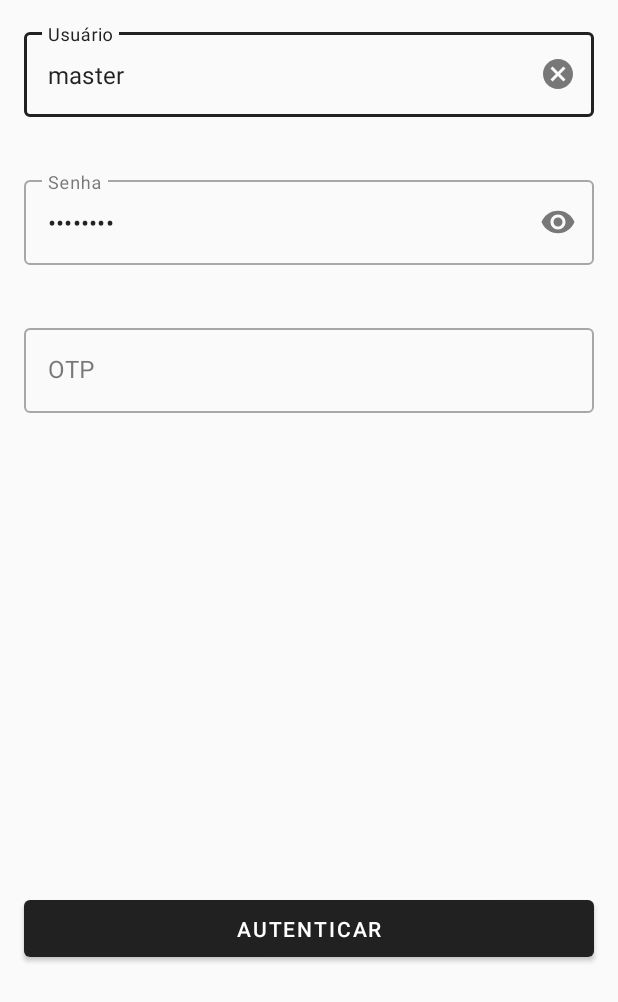
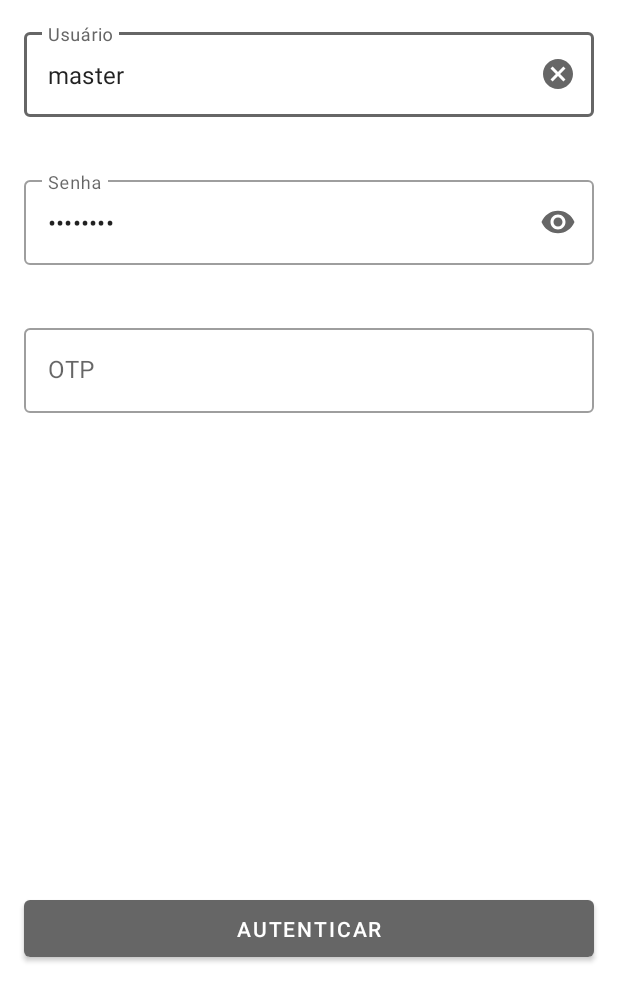
Before and after one commit to williamsimiao/hsmAssistantAndroid, an Android app: the screen it shows after launch (MainActivity), on a phone screen of 412 x 824 dp, the part 234-1236 px from its top. Run offline under Robolectric (Android 15) with nearby library versions, the phone set to English and light mode, and no system bars.

Commit message:
enable dark theme support

```diff
--- a/app/src/main/res/values/styles.xml
+++ b/app/src/main/res/values/styles.xml
@@ -7,19 +7,19 @@
         <!--<item name="colorPrimaryDark">@color/colorPrimaryDark</item>-->
         <!--<item name="colorAccent">@color/colorAccent</item>-->
     <!--</style>-->
-    <style name="AppTheme" parent="Theme.MaterialComponents.Light.DarkActionBar">
-        <item name="colorPrimary">#212121</item>
-        <item name="colorPrimaryVariant">#000000</item>
-        <item name="colorOnPrimary">#FFFFFF</item>
-        <item name="colorSecondary">#2962FF</item>
-        <item name="colorSecondaryVariant">#0039CB</item>
-        <item name="colorOnSecondary">#FFFFFF</item>
-        <item name="colorError">#F44336</item>
-        <item name="colorOnError">#FFFFFF</item>
-        <item name="colorSurface">#FFFFFF</item>
-        <item name="colorOnSurface">#212121</item>
-        <item name="android:colorBackground">@color/background</item>
-        <item name="colorOnBackground">#212121</item>
+    <style name="AppTheme" parent="Theme.MaterialComponents.DayNight.DarkActionBar">
+        <item name="colorPrimary">#666666</item>
+        <!--<item name="colorPrimaryVariant">#000000</item>-->
+        <!--<item name="colorOnPrimary">#FFFFFF</item>-->
+        <!--<item name="colorSecondary">#2962FF</item>-->
+        <!--<item name="colorSecondaryVariant">#0039CB</item>-->
+        <!--<item name="colorOnSecondary">#FFFFFF</item>-->
+        <!--<item name="colorError">#F44336</item>-->
+        <!--<item name="colorOnError">#FFFFFF</item>-->
+        <!--<item name="colorSurface">#FFFFFF</item>-->
+        <!--<item name="colorOnSurface">#212121</item>-->
+        <!--<item name="android:colorBackground">@color/background</item>-->
+        <!--<item name="colorOnBackground">#212121</item>-->
 
         <!--usado para permitir a BottomBar-->
         <item name="windowActionBar">false</item>
```
